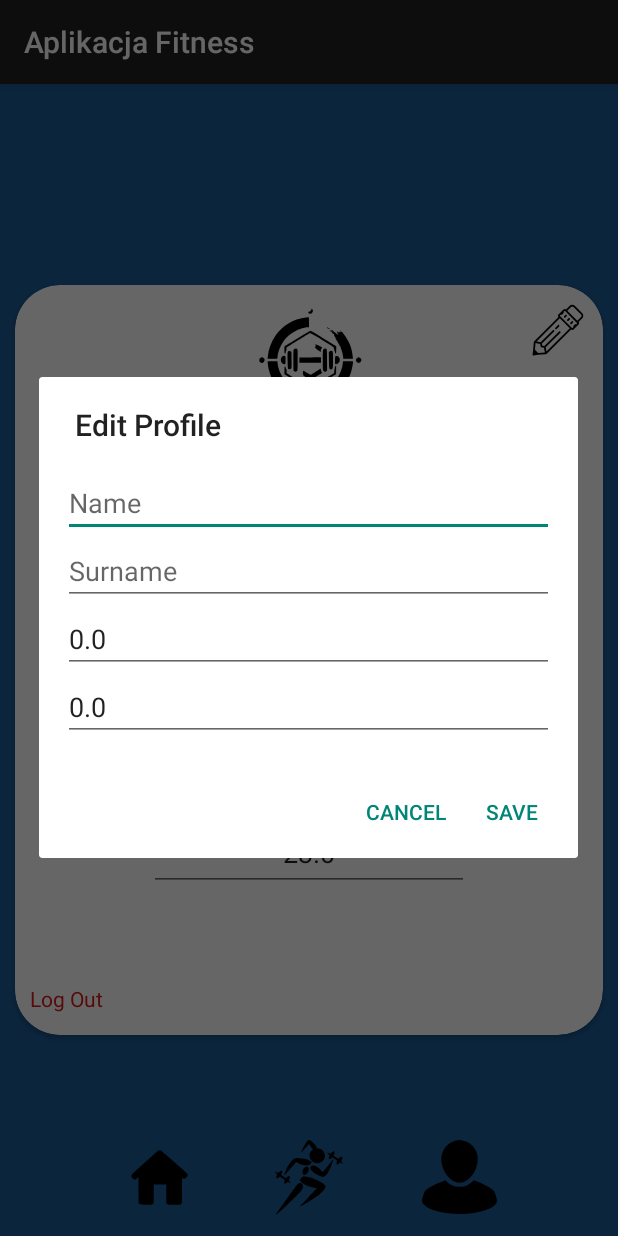
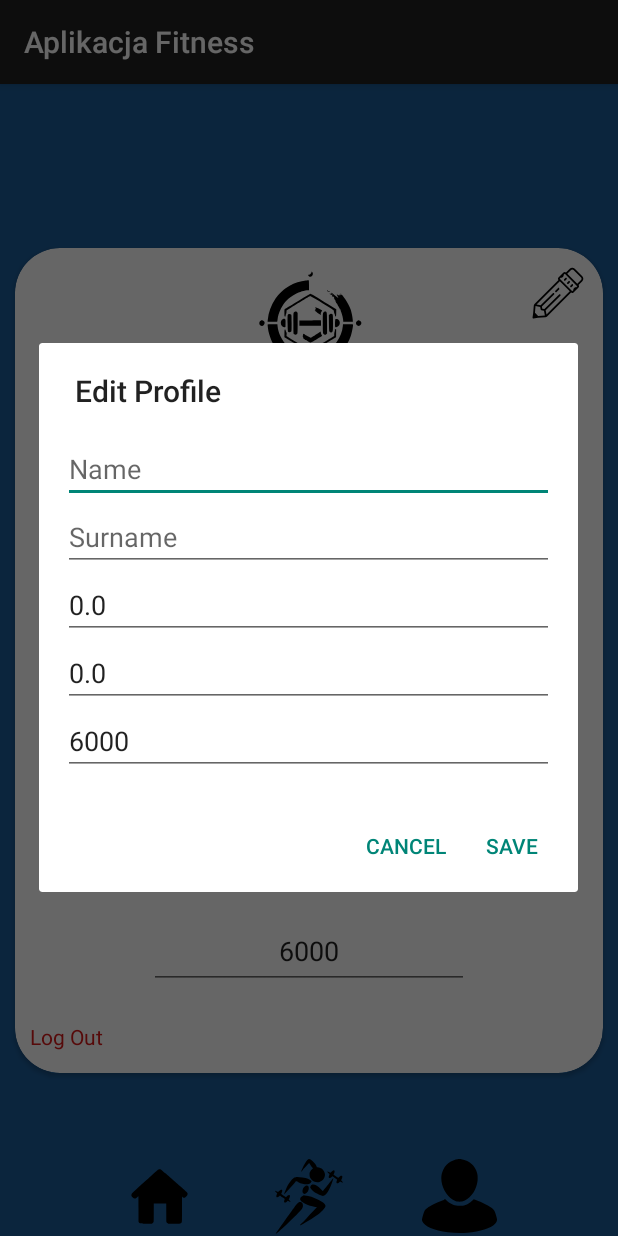
Before and after one commit to sewerynmik/fitnessApp, an Android app built with Jetpack Compose: the Profile screen opened directly, with no data from a screen before it, after a tap on an icon or button, on a phone screen of 412 x 824 dp. Run offline under Robolectric (Android 15) with nearby library versions, the phone set to English and light mode, and no system bars; Roboto replaces fonts that are not available here.

Commit message:
working changing steps daily

```diff
--- a/app/src/main/java/com/example/aplikacjafitness/Login.kt
+++ b/app/src/main/java/com/example/aplikacjafitness/Login.kt
@@ -30,6 +30,7 @@ class Login : AppCompatActivity() {
                 editor.putLong("LOGIN_TIMESTAMP", System.currentTimeMillis())
                 editor.putBoolean("IS_LOGGED_IN", true)
                 editor.putString("SURNAME","byl")
+                editor.putString("DAILY_STEP_GOAL","10000")
                 editor.apply()
 
                 val intent = Intent(this, MainActivity::class.java)
--- a/app/src/main/java/com/example/aplikacjafitness/Profile.kt
+++ b/app/src/main/java/com/example/aplikacjafitness/Profile.kt
@@ -27,6 +27,7 @@ class Profile : AppCompatActivity() {
     private lateinit var profSurTextView: TextView
     private lateinit var profWeightTextView: TextView
     private lateinit var profHeightTextView: TextView
+    private lateinit var profStepGoalTextView: TextView
 
     override fun onCreate(savedInstanceState: Bundle?) {
         super.onCreate(savedInstanceState)
@@ -38,6 +39,7 @@ class Profile : AppCompatActivity() {
         profSurTextView = findViewById(R.id.profSur)
         profWeightTextView = findViewById(R.id.profWeight)
         profHeightTextView = findViewById(R.id.profHeight)
+        profStepGoalTextView = findViewById(R.id.profStepGoal)
 
         loadData()
 
@@ -64,6 +66,7 @@ class Profile : AppCompatActivity() {
         profSurTextView.text = sharedPreferences.getString("SURNAME", "")
         profWeightTextView.text = sharedPreferences.getFloat("WEIGHT", 23F).toString()
         profHeightTextView.text = sharedPreferences.getFloat("HEIGHT", 23F).toString()
+        profStepGoalTextView.text = sharedPreferences.getString("DAILY_STEP_GOAL", "6000")
     }
 
     private fun showEditProfilePopup() {
@@ -72,11 +75,14 @@ class Profile : AppCompatActivity() {
         val surnameEditText = dialogView.findViewById<EditText>(R.id.surnameEditText)
         val weightEditText = dialogView.findViewById<EditText>(R.id.weightEditText)
         val heightEditText = dialogView.findViewById<EditText>(R.id.heightEditText)
+        val stepsEditText = dialogView.findViewById<EditText>(R.id.stepsEditText)
 
         nameEditText.setText(sharedPreferences.getString("NAME", ""))
         surnameEditText.setText(sharedPreferences.getString("SURNAME", ""))
         weightEditText.setText(sharedPreferences.getFloat("WEIGHT", 0f).toString())
         heightEditText.setText(sharedPreferences.getFloat("HEIGHT", 0f).toString())
+        val dailyStepGoalString = sharedPreferences.getString("DAILY_STEP_GOAL", "6000")
+        stepsEditText.setText(dailyStepGoalString)
 
         val builder = AlertDialog.Builder(this)
             .setView(dialogView)
@@ -102,6 +108,11 @@ class Profile : AppCompatActivity() {
                     val height = heightEditText.text.toString().toFloatOrNull()
                     if (height != null) {
                         putFloat("HEIGHT", height)
+                    }
+
+                    val steps = stepsEditText.text.toString().toIntOrNull()
+                    if (steps != null) {
+                        putString("DAILY_STEP_GOAL", steps.toString())
                     }
 
                     apply()
--- a/app/src/main/res/layout/edit_profile_popup.xml
+++ b/app/src/main/res/layout/edit_profile_popup.xml
@@ -31,4 +31,11 @@
         android:hint="Height (cm)"
         android:inputType="numberDecimal" />
 
+    <EditText
+        android:id="@+id/stepsEditText"
+        android:layout_width="match_parent"
+        android:layout_height="wrap_content"
+        android:hint="Steps Daily"
+        android:inputType="numberDecimal" />
+
 </LinearLayout>
--- a/app/src/main/res/layout/profile.xml
+++ b/app/src/main/res/layout/profile.xml
@@ -9,7 +9,7 @@
     <androidx.cardview.widget.CardView
         android:id="@+id/ProfileCard"
         android:layout_width="match_parent"
-        android:layout_height="500dp"
+        android:layout_height="550dp"
         android:layout_margin="10dp"
         android:layout_marginStart="10dp"
         android:layout_marginEnd="10dp"
@@ -90,6 +90,18 @@
             android:hint="No Height Provided"
             android:minHeight="48dp" />
 
+        <EditText
+            android:id="@+id/profStepGoal"
+            android:layout_width="wrap_content"
+            android:layout_height="wrap_content"
+            android:layout_gravity="center_horizontal|center_vertical"
+            android:layout_marginTop="195dp"
+            android:editable="false"
+            android:ems="10"
+            android:gravity="center_horizontal"
+            android:hint="6000"
+            android:minHeight="48dp" />
+
         <TextView
             android:id="@+id/logOut"
             android:layout_width="wrap_content"
```
Also changed, not shown: app/src/main/java/com/example/aplikacjafitness/MainActivity.kt (+8 -13 lines).
